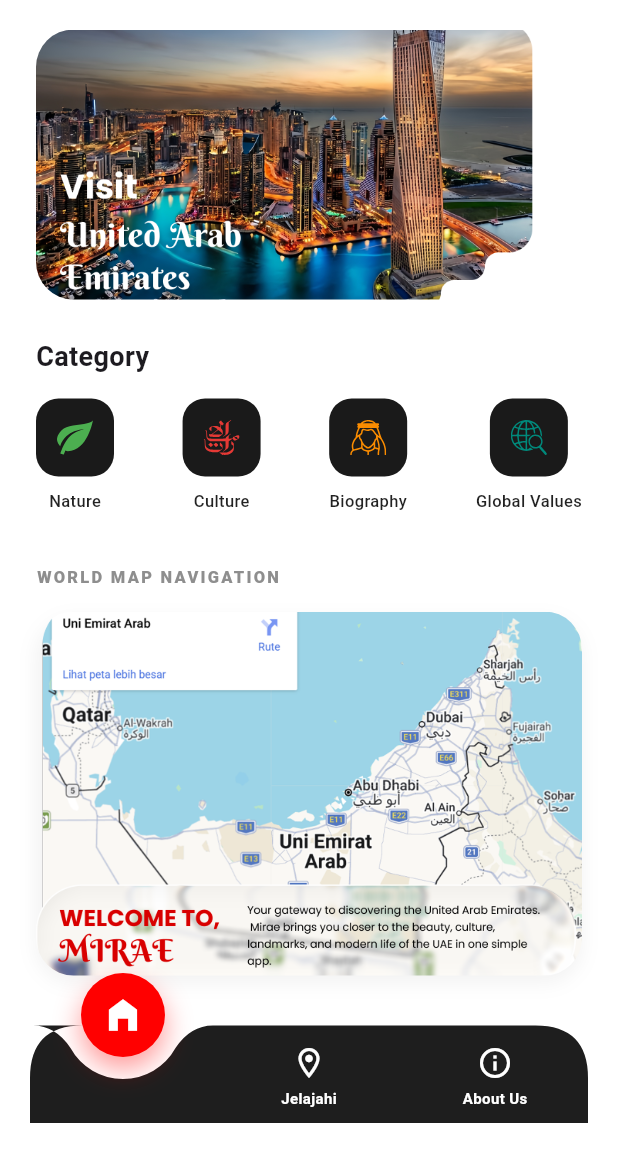
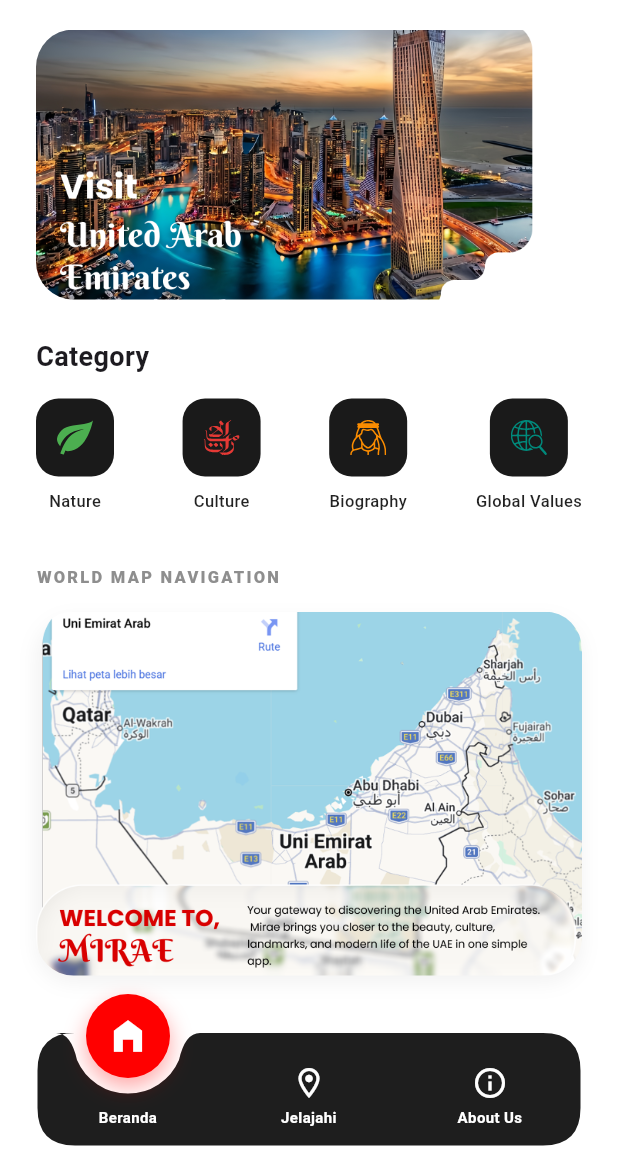
Before and after one commit to R1Blmmakan/Mirae, a Flutter app: the screen it shows after launch, on a phone screen of 412 x 824 dp, the part 68-1236 px from its top. Run offline on Flutter 3.47's test engine with Material 3 defaults, Android fonts, the light colour scheme and no system bars; our stand-ins replace flutter_svg; project files that could hold a hidden picture were left out.

Commit message:
Changes to dashboard.dart

```diff
--- a/lib/screens/dashboard.dart
+++ b/lib/screens/dashboard.dart
@@ -14,7 +14,7 @@ class _DashboardState extends State<Dashboard> {
 
   @override
   Widget build(BuildContext context) {
-    double screenWidth = MediaQuery.of(context).size.width - 40;
+    double screenWidth = MediaQuery.of(context).size.width - 50;
     double itemWidth = screenWidth / 3;
 
     return Scaffold(
@@ -31,9 +31,9 @@ class _DashboardState extends State<Dashboard> {
             ],
           ),
           Positioned(
-            bottom: 25,
-            left: 20,
-            right: 20,
+            bottom: MediaQuery.of(context).padding.bottom + 15,
+            left: 25,
+            right: 25,
             child: _buildAnimatedNavbar(screenWidth, itemWidth),
           ),
         ],
@@ -47,7 +47,7 @@ class _DashboardState extends State<Dashboard> {
         top: MediaQuery.of(context).padding.top + 10,
         left: 24,
         right: 24,
-        bottom: 150,
+        bottom: 160,
       ),
       children: [
         Align(
@@ -115,45 +115,52 @@ class _DashboardState extends State<Dashboard> {
 
   Widget _buildAnimatedNavbar(double totalWidth, double itemWidth) {
     return SizedBox(
-      height: 95,
+      height: 100,
       child: Stack(
         clipBehavior: Clip.none,
+        alignment: Alignment.bottomCenter,
         children: [
           TweenAnimationBuilder<double>(
             tween: Tween<double>(begin: 0, end: _selectedIndex.toDouble()),
-            duration: const Duration(milliseconds: 350),
+            duration: const Duration(milliseconds: 500),
             curve: Curves.easeOutBack,
             builder: (context, value, child) {
               return CustomPaint(
-                size: Size(totalWidth, 70),
+                size: Size(totalWidth, 75),
                 painter: NavbarPainter(index: value, itemWidth: itemWidth),
               );
             },
           ),
-          SizedBox(
-            height: 95,
+          Container(
+            height: 75,
+            padding: const EdgeInsets.only(bottom: 12),
             child: Row(
               mainAxisAlignment: MainAxisAlignment.spaceAround,
+              crossAxisAlignment: CrossAxisAlignment.end,
               children: [
-                _navItem(0, Icons.home_filled, "Beranda"),
-                _navItem(1, Icons.location_on_outlined, "Jelajahi"),
-                _navItem(2, Icons.info_outline, "About Us"),
+                _navItem(0, Icons.home_filled, "Beranda", itemWidth),
+                _navItem(1, Icons.location_on_outlined, "Jelajahi", itemWidth),
+                _navItem(2, Icons.info_outline, "About Us", itemWidth),
               ],
             ),
           ),
           AnimatedPositioned(
-            duration: const Duration(milliseconds: 350),
+            duration: const Duration(milliseconds: 500),
             curve: Curves.easeOutBack,
-            top: -10,
+            bottom: 45,
             left: (itemWidth * _selectedIndex) + (itemWidth / 2) - 28,
             child: Container(
               width: 56,
               height: 56,
-              decoration: const BoxDecoration(
-                color: Color(0xFFFF0000),
+              decoration: BoxDecoration(
+                color: const Color(0xFFFF0000),
                 shape: BoxShape.circle,
                 boxShadow: [
-                  BoxShadow(color: Color(0x66FF0000), blurRadius: 15, offset: Offset(0, 8)),
+                  BoxShadow(
+                    color: const Color(0xFFFF0000).withValues(alpha: 0.35),
+                    blurRadius: 12,
+                    offset: const Offset(0, 6),
+                  ),
                 ],
               ),
               child: Icon(
@@ -168,15 +175,15 @@ class _DashboardState extends State<Dashboard> {
     );
   }
 
-  Widget _navItem(int index, IconData icon, String label) {
+  Widget _navItem(int index, IconData icon, String label, double width) {
     bool isActive = _selectedIndex == index;
     return GestureDetector(
       onTap: () => setState(() => _selectedIndex = index),
       behavior: HitTestBehavior.opaque,
       child: SizedBox(
-        width: 80,
+        width: width,
         child: Column(
-          mainAxisAlignment: MainAxisAlignment.end,
+          mainAxisSize: MainAxisSize.min,
           children: [
             AnimatedOpacity(
               duration: const Duration(milliseconds: 200),
@@ -186,13 +193,13 @@ class _DashboardState extends State<Dashboard> {
             const SizedBox(height: 4),
             Text(
               label,
-              style: TextStyle(
-                color: isActive ? Colors.transparent : Colors.white,
+              textAlign: TextAlign.center,
+              style: const TextStyle(
+                color: Colors.white,
                 fontSize: 10,
-                fontWeight: FontWeight.bold,
+                fontWeight: FontWeight.w600,
               ),
             ),
-            const SizedBox(height: 15),
           ],
         ),
       ),
@@ -227,27 +234,25 @@ class NavbarPainter extends CustomPainter {
     Paint paint = Paint()..color = const Color(0xFF1E1E1E)..style = PaintingStyle.fill;
     double centerTarget = (itemWidth * index) + (itemWidth / 2);
     Path path = Path();
+    double r = 25.0;
 
-    double topY = 25;
-
-    path.moveTo(35, topY);
-    path.lineTo(centerTarget - 60, topY);
-
-
-    path.quadraticBezierTo(centerTarget - 45, topY, centerTarget - 35, topY + 15);
+    path.moveTo(r, 0);
+    path.lineTo(centerTarget - 48, 0);
+    path.quadraticBezierTo(centerTarget - 38, 0, centerTarget - 34, 18);
     path.arcToPoint(
-      Offset(centerTarget + 35, topY + 15),
-      radius: const Radius.circular(40),
-      clockwise: false
+      Offset(centerTarget + 34, 18),
+      radius: const Radius.circular(37),
+      clockwise: false,
     );
-    path.quadraticBezierTo(centerTarget + 45, topY, centerTarget + 60, topY);
-
-    path.lineTo(size.width - 35, topY);
-    path.quadraticBezierTo(size.width, topY, size.width, topY + 35);
-    path.lineTo(size.width, size.height + 20);
-    path.lineTo(0, size.height + 20);
-    path.lineTo(0, topY + 35);
-    path.quadraticBezierTo(0, topY, 35, topY);
+    path.quadraticBezierTo(centerTarget + 38, 0, centerTarget + 48, 0);
+    path.lineTo(size.width - r, 0);
+    path.quadraticBezierTo(size.width, 0, size.width, r);
+    path.lineTo(size.width, size.height - r);
+    path.quadraticBezierTo(size.width, size.height, size.width - r, size.height);
+    path.lineTo(r, size.height);
+    path.quadraticBezierTo(0, size.height, 0, size.height - r);
+    path.lineTo(0, r);
+    path.quadraticBezierTo(0, 0, r, 0);
     path.close();
 
     canvas.drawPath(path, paint);
```
